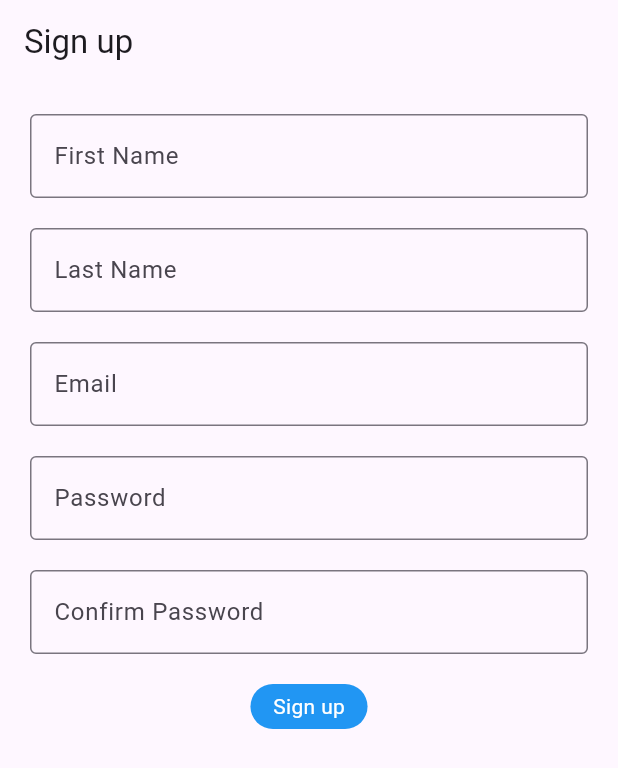
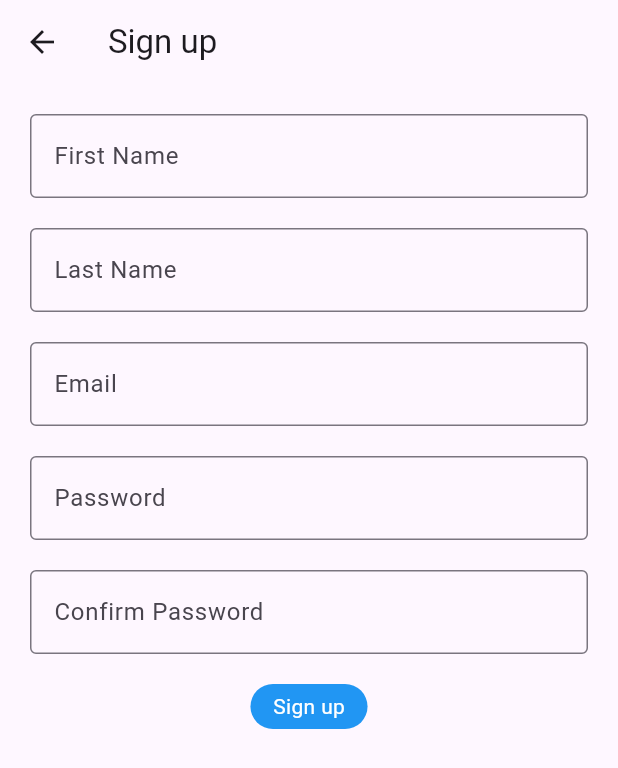
Before and after one commit to ravipoudel555/awt_flutter_class, a Flutter app: the screen it shows after launch, after a tap on "Sign up", on a phone screen of 412 x 824 dp. Shown: the top 768 px of the screen. Run offline on Flutter 3.47's test engine with Material 3 defaults, Android fonts, the phone set to English and light mode, and no system bars.

Commit message:
chore: extract custom button ; add navigation from login to registration

```diff
--- /dev/null
+++ b/lib/core/widgets/buttons.dart
@@ -0,0 +1,27 @@
+import 'package:flutter/material.dart';
+
+class CustomButton extends StatelessWidget {
+  final String title;
+  final void Function()? onTap;
+  const CustomButton({super.key, required this.title, this.onTap});
+
+  // const CustomButton({
+  //   super.key,
+  // });
+
+  @override
+  Widget build(BuildContext context) {
+    return InkWell(
+      onTap: onTap,
+      child: Container(
+        padding: EdgeInsets.symmetric(horizontal: 15, vertical: 5),
+        decoration: BoxDecoration(
+          color: Colors.blue,
+          borderRadius: BorderRadius.circular(100),
+        ),
+
+        child: Text(title, style: TextStyle(color: Colors.white)),
+      ),
+    );
+  }
+}
--- a/lib/features/auth/views/login_page.dart
+++ b/lib/features/auth/views/login_page.dart
@@ -1,3 +1,4 @@
+import 'package:awt_lab/core/widgets/buttons.dart';
 import 'package:awt_lab/features/auth/views/registration_page.dart';
 import 'package:flutter/material.dart';
 
@@ -34,18 +35,11 @@ class LoginPage extends StatelessWidget {
               //   },
               //   child: Text('Login'),
               // ),
-              InkWell(
-                onTap: () {},
-                child: Container(
-                  padding: EdgeInsets.symmetric(horizontal: 15, vertical: 5),
-                  decoration: BoxDecoration(
-                    color: Colors.blue,
-
-                    borderRadius: BorderRadius.circular(100),
-                  ),
-
-                  child: Text('Login', style: TextStyle(color: Colors.white)),
-                ),
+              CustomButton(
+                title: 'Login',
+                onTap: () {
+                  print('Login Tapped');
+                },
               ),
               Row(
                 mainAxisSize: MainAxisSize.min,
--- a/lib/features/auth/views/registration_page.dart
+++ b/lib/features/auth/views/registration_page.dart
@@ -1,3 +1,4 @@
+import 'package:awt_lab/core/widgets/buttons.dart';
 import 'package:flutter/material.dart';
 
 class RegistrationPage extends StatelessWidget {
@@ -44,18 +45,11 @@ class RegistrationPage extends StatelessWidget {
               ),
             ),
 
-            InkWell(
-              onTap: () {},
-              child: Container(
-                padding: EdgeInsets.symmetric(horizontal: 15, vertical: 5),
-                decoration: BoxDecoration(
-                  color: Colors.blue,
-
-                  borderRadius: BorderRadius.circular(100),
-                ),
-
-                child: Text('Sign up', style: TextStyle(color: Colors.white)),
-              ),
+            CustomButton(
+              title: 'Sign up',
+              onTap: () {
+                print('Sign up Tapped');
+              },
             ),
           ],
         ),
--- a/lib/main.dart
+++ b/lib/main.dart
@@ -32,7 +32,7 @@ class MyApp extends StatelessWidget {
         // tested with just a hot reload.
         colorScheme: ColorScheme.fromSeed(seedColor: Colors.deepPurple),
       ),
-      home: RegistrationPage(),
+      home: LoginPage(),
     );
   }
 }
```
